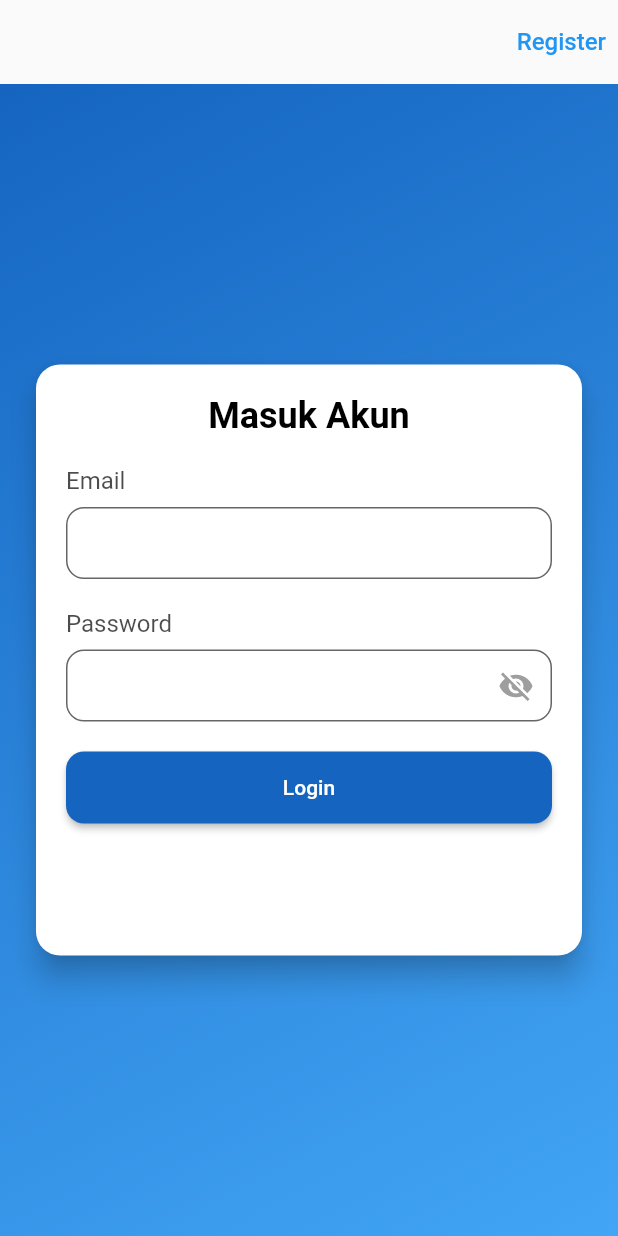
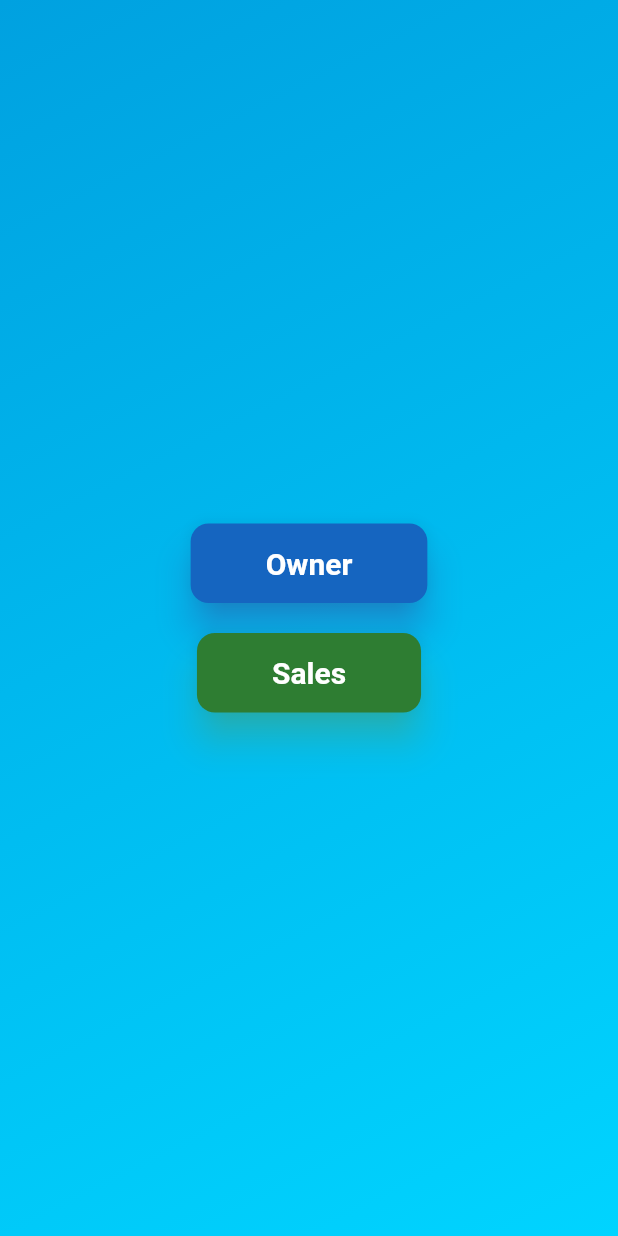
Before and after one commit to alvariezi/sales, a Flutter app: the screen it shows after launch, on a phone screen of 412 x 824 dp. Run offline on Flutter 3.47's test engine with Material 2 defaults, Android fonts, the phone set to English and light mode, and no system bars; our stand-ins replace shared_preferences, shimmer.

Commit message:
tambah screen utama

```diff
--- a/lib/main.dart
+++ b/lib/main.dart
@@ -1,5 +1,6 @@
 import 'package:flutter/material.dart';
-import 'package:sales/screens/login_page.dart';
+import 'package:sales/screens/Utama.dart';
+import 'package:sales/screens/Utama.dart';
 
 void main() {
   runApp(const MyApp());
@@ -12,7 +13,7 @@ class MyApp extends StatelessWidget {
   Widget build(BuildContext context) {
     return const MaterialApp(
       debugShowCheckedModeBanner: false,
-      home: LoginPage(),
+      home: SelectRolePage(),
     );
   }
 }
--- /dev/null
+++ b/lib/screens/Utama.dart
@@ -0,0 +1,79 @@
+import 'package:flutter/material.dart';
+import 'package:sales/screens/login_page.dart';
+
+class SelectRolePage extends StatelessWidget {
+  const SelectRolePage({Key? key}) : super(key: key);
+
+  @override
+  Widget build(BuildContext context) {
+    return Scaffold(
+      body: Container(
+        decoration: const BoxDecoration(
+          gradient: LinearGradient(
+            colors: [Color(0xFF00A1E0), Color(0xFF00D4FF)],
+            begin: Alignment.topLeft,
+            end: Alignment.bottomRight,
+          ),
+        ),
+        child: Center(
+          child: Column(
+            mainAxisAlignment: MainAxisAlignment.center,
+            children: [
+              ElevatedButton(
+                onPressed: () {
+                  Navigator.push(
+                    context,
+                    MaterialPageRoute(builder: (context) => const LoginPage()),
+                  );
+                },
+                style: ElevatedButton.styleFrom(
+                  primary: Colors.blue.shade800,
+                  padding: const EdgeInsets.symmetric(horizontal: 50, vertical: 15),
+                  shape: RoundedRectangleBorder(
+                    borderRadius: BorderRadius.circular(12),
+                  ),
+                  shadowColor: Colors.blueAccent,
+                  elevation: 10,
+                ),
+                child: const Text(
+                  'Owner',
+                  style: TextStyle(
+                    fontSize: 20,
+                    fontWeight: FontWeight.bold,
+                    color: Colors.white,
+                  ),
+                ),
+              ),
+              const SizedBox(height: 20),
+              ElevatedButton(
+                onPressed: () {
+                  Navigator.push(
+                    context,
+                    MaterialPageRoute(builder: (context) => const LoginPage()),
+                  );
+                },
+                style: ElevatedButton.styleFrom(
+                  primary: Colors.green.shade800,
+                  padding: const EdgeInsets.symmetric(horizontal: 50, vertical: 15),
+                  shape: RoundedRectangleBorder(
+                    borderRadius: BorderRadius.circular(12),
+                  ),
+                  shadowColor: Colors.greenAccent,
+                  elevation: 10,
+                ),
+                child: const Text(
+                  'Sales',
+                  style: TextStyle(
+                    fontSize: 20,
+                    fontWeight: FontWeight.bold,
+                    color: Colors.white,
+                  ),
+                ),
+              ),
+            ],
+          ),
+        ),
+      ),
+    );
+  }
+}
--- a/lib/screens/login_page.dart
+++ b/lib/screens/login_page.dart
@@ -1,3 +1,5 @@
+// ignore_for_file: use_build_context_synchronously, deprecated_member_use, library_private_types_in_public_api
+
 import 'package:flutter/material.dart';
 import 'package:http/http.dart' as http;
 import 'dart:convert';
@@ -58,7 +60,7 @@ class _LoginPageState extends State<LoginPage> {
                 mainAxisSize: MainAxisSize.min,
                 crossAxisAlignment: CrossAxisAlignment.center,
                 children: [
-                  Icon(
+                  const Icon(
                     Icons.check_circle,
                     color: Colors.green,
                     size: 64,
@@ -129,7 +131,7 @@ class _LoginPageState extends State<LoginPage> {
             mainAxisSize: MainAxisSize.min,
             crossAxisAlignment: CrossAxisAlignment.center,
             children: [
-              Icon(
+              const Icon(
                 Icons.error_outline,
                 color: Colors.red,
                 size: 64,
@@ -181,24 +183,6 @@ class _LoginPageState extends State<LoginPage> {
   @override
   Widget build(BuildContext context) {
     return Scaffold(
-      appBar: AppBar(
-        backgroundColor: Colors.transparent,
-        elevation: 0,
-        actions: [
-          TextButton(
-            onPressed: () {
-              Navigator.push(
-                context,
-                MaterialPageRoute(builder: (context) => const RegisterPage()),
-              );
-            },
-            child: const Text(
-              'Register',
-              style: TextStyle(color: Colors.blue, fontSize: 16),
-            ),
-          ),
-        ],
-      ),
       body: Container(
         decoration: BoxDecoration(
           gradient: LinearGradient(
@@ -278,7 +262,7 @@ class _LoginPageState extends State<LoginPage> {
                             suffixIcon: IconButton(
                               icon: Icon(
                                 _isPasswordVisible ? Icons.visibility : Icons.visibility_off,
-                                color: Colors.grey,
+                                color: Colors.blue,
                               ),
                               onPressed: () {
                                 setState(() {
@@ -317,7 +301,7 @@ class _LoginPageState extends State<LoginPage> {
                           children: [
                             const Text(
                               'Belum punya akun? ',
-                              style: TextStyle(color: Colors.white),
+                              style: TextStyle(color: Colors.black),
                             ),
                             TextButton(
                               onPressed: () {
@@ -327,8 +311,8 @@ class _LoginPageState extends State<LoginPage> {
                                 );
                               },
                               child: const Text(
-                                'Daftar',
-                                style: TextStyle(color: Colors.white, fontWeight: FontWeight.bold),
+                                'Daftar Disini!',
+                                style: TextStyle(color: Colors.blue, fontWeight: FontWeight.bold),
                               ),
                             ),
                           ],
--- a/lib/screens/sales_page.dart
+++ b/lib/screens/sales_page.dart
@@ -150,7 +150,7 @@ class _SalesPageState extends State<SalesPage> {
 
     return Scaffold(
       appBar: AppBar(
-        title: const Text('Sales CRUD'),
+        title: const Text('Data Sales'),
         actions: [
           IconButton(
             icon: const Icon(Icons.info),
```
Also changed, not shown: lib/screens/Dashboard.dart (+5 -4 lines), lib/screens/items_page.dart (+4 -3 lines), lib/screens/regist_page.dart (+4 -22 lines).
